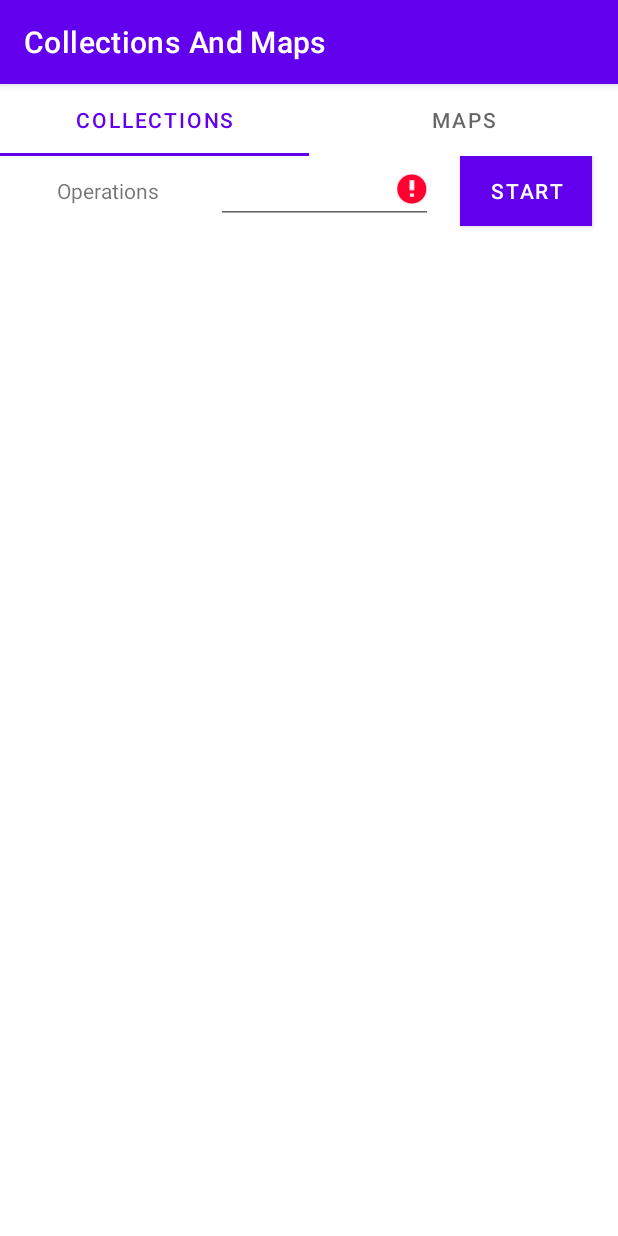
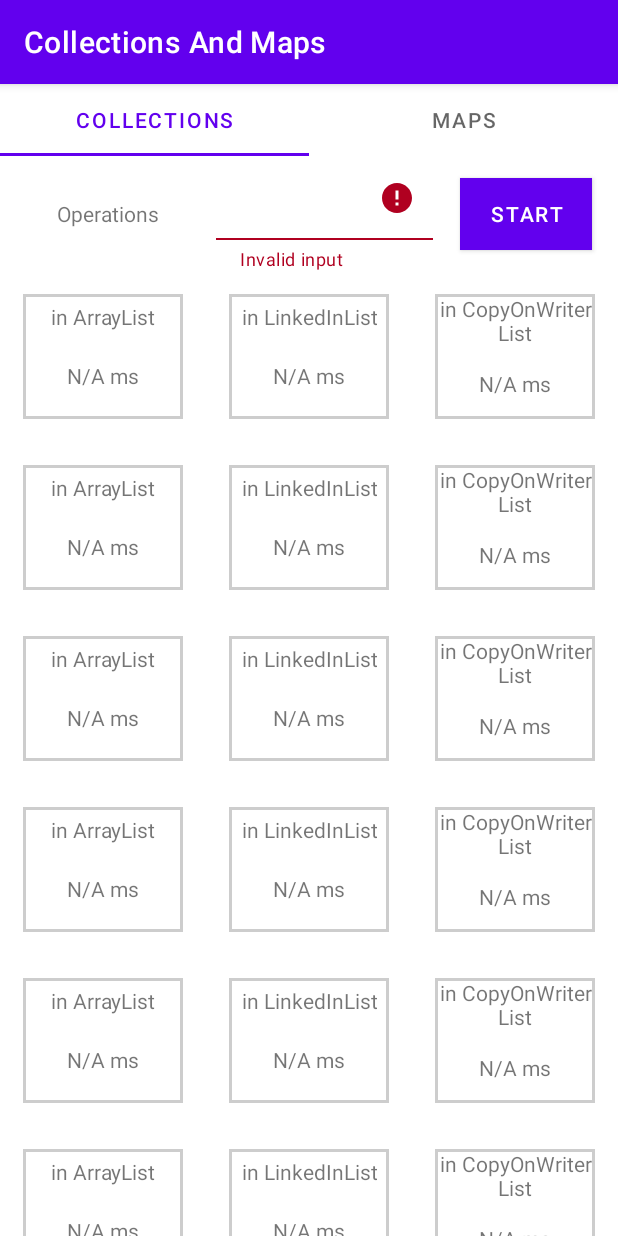
Before and after one commit to oChapel/CollectionsAndMaps, an Android app: the screen it shows after launch (MainActivity), after a tap on "START", on a phone screen of 412 x 824 dp. Run offline under Robolectric (Android 15) with nearby library versions, the phone set to English and light mode, and no system bars.

Commit message:
Move setItems() to onCreate(), add try - catch blocks for parsing String, use TextInputLayout instead of EdiText, create arrays manually in generateCollectionItems()

```diff
--- a/app/src/main/java/ua/com/foxminded/collectionsandmaps/CollectionsFragment.java
+++ b/app/src/main/java/ua/com/foxminded/collectionsandmaps/CollectionsFragment.java
@@ -9,12 +9,15 @@ import androidx.recyclerview.widget.GridLayoutManager;
 import androidx.recyclerview.widget.RecyclerView;
 
 import android.os.Message;
+import android.util.Log;
 import android.view.LayoutInflater;
 import android.view.View;
 import android.view.ViewGroup;
 import android.widget.Button;
-import android.widget.EditText;
 import android.widget.Toast;
+
+import com.google.android.material.textfield.TextInputEditText;
+import com.google.android.material.textfield.TextInputLayout;
 
 import java.util.ArrayList;
 import java.util.List;
@@ -22,17 +25,20 @@ import java.util.List;
 public class CollectionsFragment extends Fragment implements View.OnClickListener {
 
     private final CollectionsRecyclerAdapter collectionsAdapter = new CollectionsRecyclerAdapter();
+    private final String TAG1 = "Exception occurred";
 
-    EditText sizeOperations;
+    TextInputLayout sizeOperations;
+    TextInputEditText editSizeOperations;
 
-    public CollectionsFragment() {
+    @Override
+    public void onCreate(@Nullable Bundle savedInstanceState) {
+        super.onCreate(savedInstanceState);
         collectionsAdapter.setItems(generateCollectionItems());
     }
 
     @Override
     public View onCreateView(LayoutInflater inflater, ViewGroup container,
                              Bundle savedInstanceState) {
-        // Inflate the layout for this fragment
         return inflater.inflate(R.layout.fragment_collections, container, false);
     }
 
@@ -47,7 +53,8 @@ public class CollectionsFragment extends Fragment implements View.OnClickListene
         Button startButton = view.findViewById(R.id.startButton);
         startButton.setOnClickListener(this);
 
-        sizeOperations = view.findViewById(R.id.operationsInput);
+        sizeOperations = view.findViewById(R.id.textInputLayout);
+        editSizeOperations = view.findViewById(R.id.textInputEditText);
 
         Message msg = new Message();
     }
@@ -55,48 +62,41 @@ public class CollectionsFragment extends Fragment implements View.OnClickListene
     @Override
     public void onClick(View v) {
 
-        if (sizeOperations.getText().toString().isEmpty() | sizeOperations.getText().toString().equals(null)) {
-            sizeOperations.setError(getString(R.string.invalidInput));
-        } else {
+        try {
 
+            int size = Integer.parseInt(editSizeOperations.getText().toString());
+            sizeOperations.setError(null);
             Toast.makeText(getActivity().getApplicationContext(), getResources().getText(R.string.startingCalc), Toast.LENGTH_SHORT).show();
 
-            int size = Integer.parseInt(sizeOperations.getText().toString());
+            Thread t1 = new Thread(new Runnable() {
+                final List<Integer> arrayList = new ArrayList<>();
 
-            Thread t1 = new Thread(new Runnable() {
-                final  List<Integer> arrayList = new ArrayList<>();
                 @Override
                 public void run() {
                     int time = (int) CollectionsOperations.calcAddingToStart(size, arrayList);
                 }
             });
             t1.start();
+
+        } catch (NumberFormatException e) {
+            sizeOperations.setError(getString(R.string.invalidInput));
+            Log.i(TAG1, "Error: " + e);
         }
 
     }
 
     public List<Items> generateCollectionItems() {
         List<Items> items = new ArrayList<>();
-        String[] arrayTypes = getContext().getResources().getStringArray(R.array.strArrayTypes);
+        String arrayList = getContext().getResources().getString(R.string.arrayList);
+        String linkedList = getContext().getResources().getString(R.string.linkedList);
+        String copyOnWriterList = getContext().getResources().getString(R.string.copyOnWriterList);
+        String naMS = getContext().getResources().getString(R.string.NAms);
         for (int i = 0; i < 7; i++) {
-            for (String arrayType : arrayTypes) {
-                items.add(new Items(arrayType, getContext().getResources().getString(R.string.NAms), false));
-            }
+            items.add(new Items(arrayList, naMS, false));
+            items.add(new Items(linkedList, naMS, false));
+            items.add(new Items(copyOnWriterList, naMS, false));
         }
         return items;
     }
 
-    public static void setBooleanVisibility(View view, boolean isVisible) {
-        if (isVisible) {
-            view.setVisibility(View.VISIBLE);
-        } else {
-            view.setVisibility(View.INVISIBLE);
-        }
-    }
-
-    @Override
-    public void onPause() {
-        super.onPause();
-        sizeOperations.setError(null);
-    }
 }
--- a/app/src/main/java/ua/com/foxminded/collectionsandmaps/CollectionsRecyclerAdapter.java
+++ b/app/src/main/java/ua/com/foxminded/collectionsandmaps/CollectionsRecyclerAdapter.java
@@ -9,18 +9,19 @@ import android.widget.TextView;
 import androidx.annotation.NonNull;
 import androidx.recyclerview.widget.RecyclerView;
 
+import java.util.ArrayList;
 import java.util.List;
 
 public class CollectionsRecyclerAdapter extends RecyclerView.Adapter<CollectionsRecyclerAdapter.CollectionsHolder> {
 
-    private List<Items> items;
+    private final List<Items> items = new ArrayList<>();
 
     public CollectionsRecyclerAdapter() {
-
     }
 
     public void setItems(List<Items> newItems) {
-        items = newItems;
+        this.items.clear();
+        this.items.addAll(newItems);
     }
 
     @NonNull
@@ -56,9 +57,8 @@ public class CollectionsRecyclerAdapter extends RecyclerView.Adapter<Collections
         public void bind(@NonNull Items item) {
             arrayType.setText(item.name);
             calcTime.setText(item.calcResults);
-            CollectionsFragment.setBooleanVisibility(progressBar, item.progressBarFlag);
-            itemView.setAlpha(0);
-            itemView.animate().alpha(1).setDuration(500);
+            calcTime.setAlpha(0);
+            calcTime.animate().alpha(1).setDuration(500);
         }
     }
 }
--- a/app/src/main/res/layout/fragment_collections.xml
+++ b/app/src/main/res/layout/fragment_collections.xml
@@ -16,18 +16,26 @@
         app:layout_constraintStart_toStartOf="parent"
         app:layout_constraintTop_toTopOf="parent" />
 
-
-
-    <EditText
-        android:id="@+id/operationsInput"
+    <com.google.android.material.textfield.TextInputLayout
+        android:id="@+id/textInputLayout"
         android:layout_width="0dp"
         android:layout_height="wrap_content"
-        android:inputType="number"
-        app:layout_constraintBottom_toTopOf="@+id/recyclerView"
+        app:errorEnabled="true"
+        app:layout_constraintStart_toEndOf="@id/guideLine1"
         app:layout_constraintEnd_toStartOf="@id/guideLine2"
-        app:layout_constraintStart_toEndOf="@id/guideLine1"
-        app:layout_constraintTop_toTopOf="parent" />
+        app:layout_constraintTop_toTopOf="parent"
+        app:layout_constraintBottom_toTopOf="@id/recyclerView">
 
+        <com.google.android.material.textfield.TextInputEditText
+            android:id="@+id/textInputEditText"
+            android:layout_width="match_parent"
+            android:layout_height="wrap_content"
+            android:inputType="number"
+            android:background="@color/white">
+
+        </com.google.android.material.textfield.TextInputEditText>
+
+    </com.google.android.material.textfield.TextInputLayout>
 
     <Button
         android:id="@+id/startButton"
@@ -48,7 +56,7 @@
         app:layout_constraintEnd_toEndOf="parent"
         app:layout_constraintHorizontal_bias="0.5"
         app:layout_constraintStart_toStartOf="parent"
-        app:layout_constraintTop_toBottomOf="@+id/operationsInput" />
+        app:layout_constraintTop_toBottomOf="@+id/textInputLayout" />
 
     <androidx.constraintlayout.widget.Guideline
         android:id="@+id/guideLine1"
--- a/app/src/main/res/values/strings.xml
+++ b/app/src/main/res/values/strings.xml
@@ -23,11 +23,9 @@
         <item>Removing from the end</item>
     </string-array>
 
-    <string-array name="strArrayTypes">
-        <item>in ArrayList</item>
-        <item>in LinkedInList</item>
-        <item>in CopyOnWriterList</item>
-    </string-array>
+    <string name="arrayList">in ArrayList</string>
+    <string name="linkedList">in LinkedInList</string>
+    <string name="copyOnWriterList">in CopyOnWriterList</string>
 
     <string-array name="mapsArray">
         <item>Adding new</item>
```
